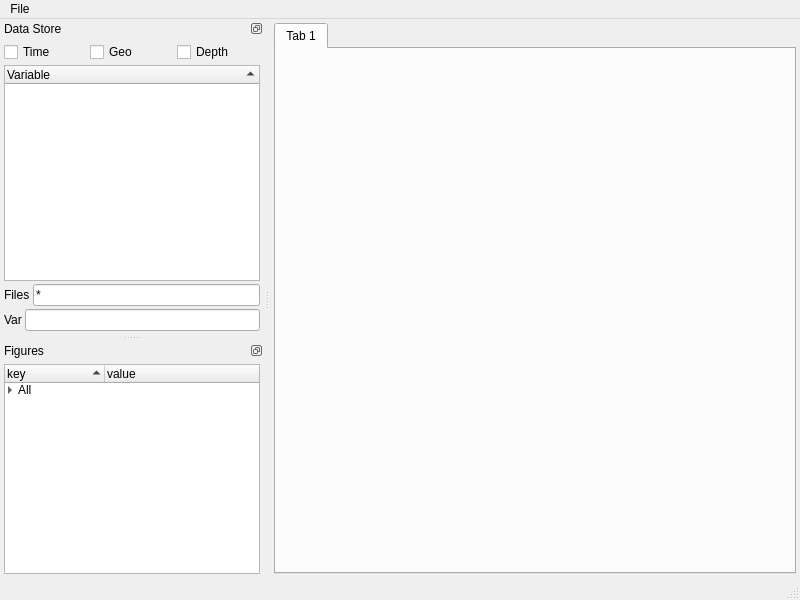
Qt form pylook/ui/pylook.ui (AntSimi/PyLook) before a commit.
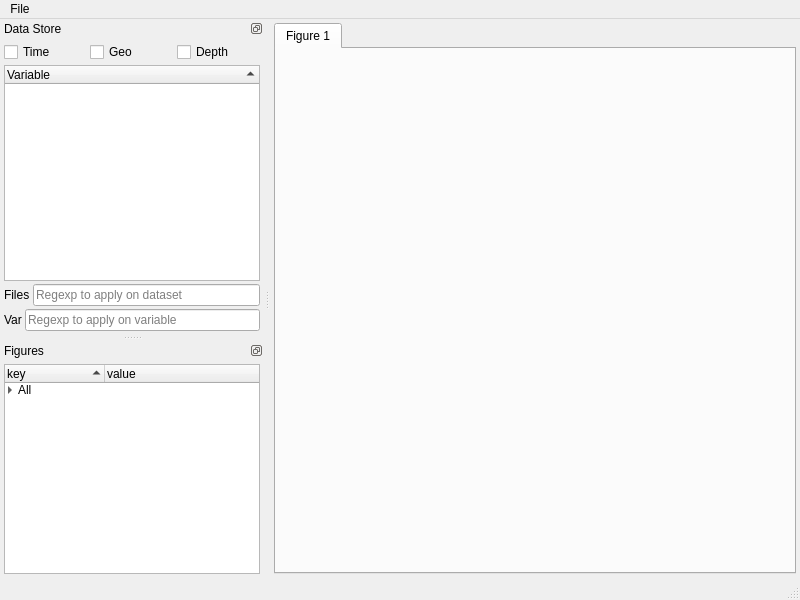
The same form after that commit. Icons and pictures are not drawn. Custom widgets are drawn as their Qt base class.

Commit message: start data context menu to display

```diff
--- a/pylook/ui/pylook.ui
+++ b/pylook/ui/pylook.ui
@@ -44,7 +44,7 @@
       </property>
       <widget class="QWidget" name="start_tab">
        <attribute name="title">
-        <string>Tab 1</string>
+        <string>Figure 1</string>
        </attribute>
       </widget>
      </widget>
@@ -169,7 +169,10 @@
        <item>
         <widget class="QLineEdit" name="data_regexp">
          <property name="text">
-          <string>*</string>
+          <string/>
+         </property>
+         <property name="placeholderText">
+          <string>Regexp to apply on dataset</string>
          </property>
         </widget>
        </item>
@@ -188,7 +191,11 @@
         </widget>
        </item>
        <item>
-        <widget class="QLineEdit" name="var_regexp"/>
+        <widget class="QLineEdit" name="var_regexp">
+         <property name="placeholderText">
+          <string>Regexp to apply on variable</string>
+         </property>
+        </widget>
        </item>
       </layout>
      </item>
```
Left out of the diff: 25 changed lines with no effect on the pictures. The commit also changes 2 other files.
